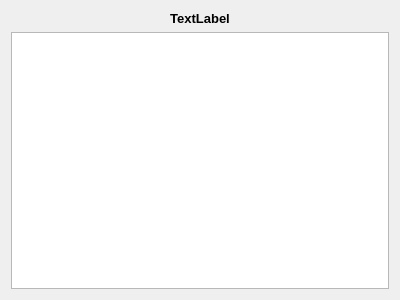
coltoncandy/Image-Generator-Wizard, file ImageWizard/welcomepage.ui: the form before one commit.
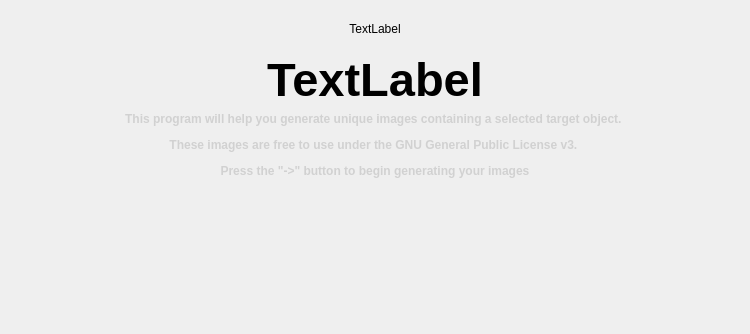
The form after the commit.

Diff of the .ui file:
```diff
--- a/ImageWizard/welcomepage.ui
+++ b/ImageWizard/welcomepage.ui
@@ -6,22 +6,63 @@
    <rect>
     <x>0</x>
     <y>0</y>
-    <width>400</width>
-    <height>300</height>
+    <width>750</width>
+    <height>334</height>
    </rect>
   </property>
   <property name="windowTitle">
    <string>WelcomePage</string>
   </property>
-  <layout class="QVBoxLayout" name="verticalLayout_2">
-   <item>
-    <widget class="QLabel" name="title">
+  <layout class="QVBoxLayout" name="verticalLayout">
+   <item alignment="Qt::AlignBottom">
+    <widget class="QWidget" name="widget" native="true">
+     <layout class="QGridLayout" name="gridLayout">
+      <item row="0" column="2" rowspan="2">
+       <widget class="QLabel" name="label">
+        <property name="text">
+         <string/>
+        </property>
+       </widget>
+      </item>
+      <item row="0" column="1" rowspan="2">
+       <widget class="QLabel" name="Drone_logo">
+        <property name="text">
+         <string>TextLabel</string>
+        </property>
+        <property name="scaledContents">
+         <bool>true</bool>
+        </property>
+        <property name="alignment">
+         <set>Qt::AlignCenter</set>
+        </property>
+       </widget>
+      </item>
+      <item row="0" column="0" rowspan="2">
+       <widget class="QLabel" name="label_2">
+        <property name="text">
+         <string/>
+        </property>
+       </widget>
+      </item>
+     </layout>
+    </widget>
+   </item>
+   <item alignment="Qt::AlignTop">
+    <widget class="QLabel" name="mainTitle">
      <property name="font">
       <font>
-       <pointsize>10</pointsize>
+       <family>Microsoft Sans Serif</family>
+       <pointsize>35</pointsize>
+       <italic>false</italic>
        <bold>true</bold>
       </font>
      </property>
+     <property name="autoFillBackground">
+      <bool>true</bool>
+     </property>
+     <property name="styleSheet">
+      <string notr="true"/>
+     </property>
      <property name="text">
       <string>TextLabel</string>
      </property>
@@ -30,13 +71,40 @@
      </property>
     </widget>
    </item>
+   <item alignment="Qt::AlignTop">
+    <widget class="QLabel" name="label_3">
+     <property name="styleSheet">
+      <string notr="true">font: 14pt &quot;Microsoft Sans Serif&quot;;color:rgb(250, 250, 250);</string>
+     </property>
+     <property name="text">
+      <string>&lt;html&gt;&lt;head/&gt;&lt;body&gt;&lt;p align=&quot;center&quot;&gt;&lt;span style=&quot; font-weight:500; color:#d1d1d1;&quot;&gt;This program will help you generate unique images containing a selected target object. &lt;/span&gt;&lt;/p&gt;&lt;p align=&quot;center&quot;&gt;&lt;span style=&quot; font-weight:500; color:#d1d1d1;&quot;&gt;These images are free to use under the GNU General Public License v3. &lt;/span&gt;&lt;/p&gt;&lt;p align=&quot;center&quot;&gt;&lt;span style=&quot; font-weight:500; color:#d1d1d1;&quot;&gt;Press the &amp;quot;-&amp;gt;&amp;quot; button to begin generating your images&lt;/span&gt;&lt;/p&gt;&lt;p align=&quot;center&quot;&gt;&lt;span style=&quot; color:#d1d1d1;&quot;&gt;&lt;br/&gt;&lt;/span&gt;&lt;/p&gt;&lt;/body&gt;&lt;/html&gt;</string>
+     </property>
+    </widget>
+   </item>
    <item>
-    <widget class="QTextEdit" name="welcomeMessage">
-     <property name="tabChangesFocus">
-      <bool>false</bool>
+    <spacer name="horizontalSpacer">
+     <property name="orientation">
+      <enum>Qt::Horizontal</enum>
      </property>
-     <property name="readOnly">
-      <bool>true</bool>
+     <property name="sizeHint" stdset="0">
+      <size>
+       <width>40</width>
+       <height>20</height>
+      </size>
+     </property>
+    </spacer>
+   </item>
+   <item>
+    <widget class="QLabel" name="label_4">
+     <property name="text">
+      <string/>
+     </property>
+    </widget>
+   </item>
+   <item>
+    <widget class="QLabel" name="label_7">
+     <property name="text">
+      <string/>
      </property>
     </widget>
    </item>
```
